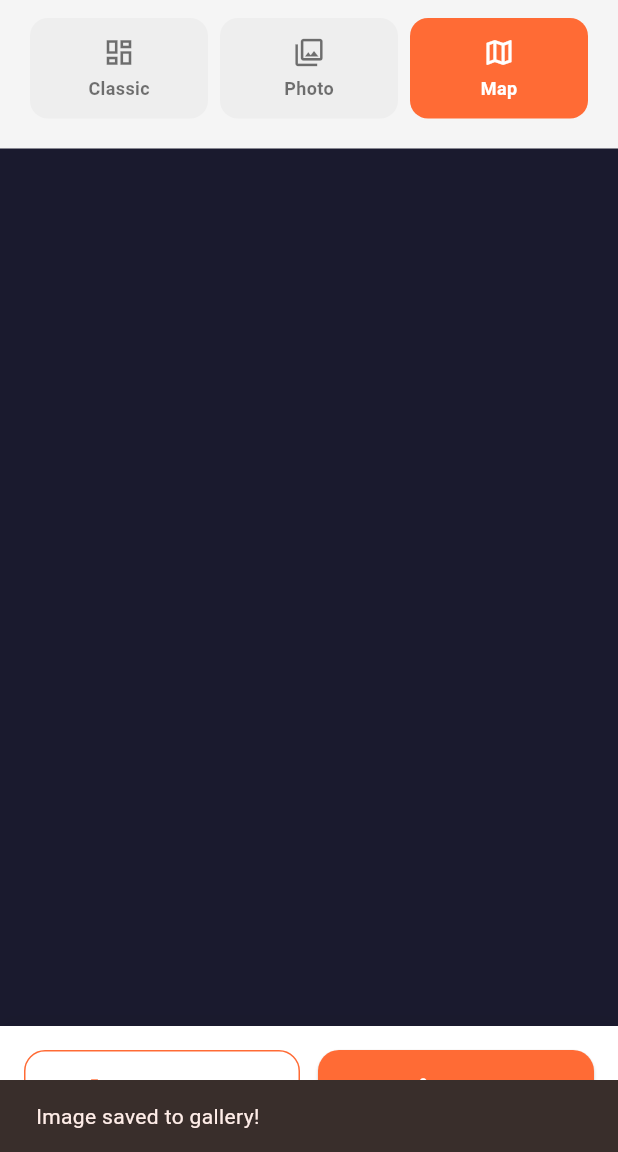
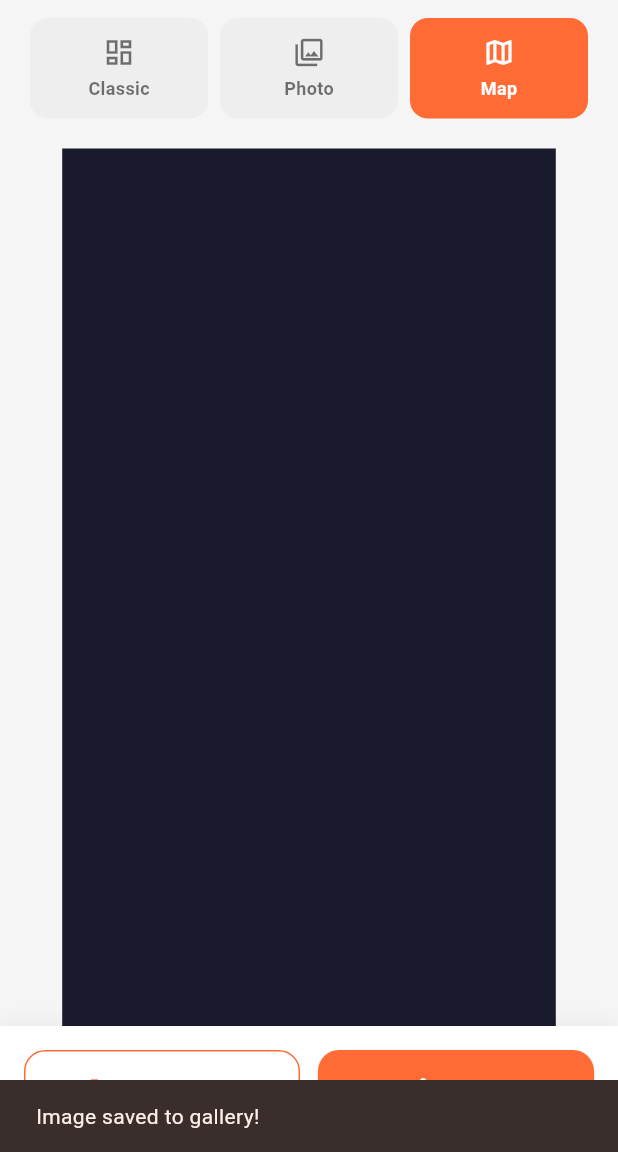
Before and after one commit to andarezabasni/solosprint, a Flutter app: the SharePage screen opened directly with empty values, after a tap on "Photo", after a tap on "Map", after a tap on "Save Image", on a phone screen of 412 x 824 dp, the part 84-1236 px from its top. Run offline on Flutter 3.47's test engine with Material 3 defaults, Android fonts, the phone set to English and light mode, and no system bars; our stand-ins replace file_picker, flutter_local_notifications, flutter_map, geolocator, hive_flutter, image_picker and 4 more; missing offline and left inert: gal; accounts and stored records are empty.

Commit message:
Fix Share preview: FittedBox ensures full 1080x1920 render, line visible on mobile

```diff
--- a/lib/features/share/share_page.dart
+++ b/lib/features/share/share_page.dart
@@ -104,11 +104,21 @@ class _SharePageState extends State<SharePage> {
 
           const SizedBox(height: 8),
 
-          // Preview
+          // Preview — FittedBox ensures template renders at full 1080×1920
+          // but visually scaled to fit screen. Capture will be full resolution.
           Expanded(
-            child: RepaintBoundary(
-              key: ShareService.previewKey,
-              child: _buildPreview(),
+            child: Center(
+              child: FittedBox(
+                fit: BoxFit.contain,
+                child: RepaintBoundary(
+                  key: ShareService.previewKey,
+                  child: SizedBox(
+                    width: 1080,
+                    height: 1920,
+                    child: _buildPreview(),
+                  ),
+                ),
+              ),
             ),
           ),
 
--- a/lib/features/share/share_service.dart
+++ b/lib/features/share/share_service.dart
@@ -15,7 +15,7 @@ class ShareService {
     final boundary = previewKey.currentContext?.findRenderObject() as RenderRepaintBoundary?;
     if (boundary == null) throw Exception('Preview not ready');
 
-    final image = await boundary.toImage(pixelRatio: 3.0);
+    final image = await boundary.toImage(pixelRatio: 1.0);
     final byteData = await image.toByteData(format: ui.ImageByteFormat.png);
     if (byteData == null) throw Exception('Failed to render image');
 
```
